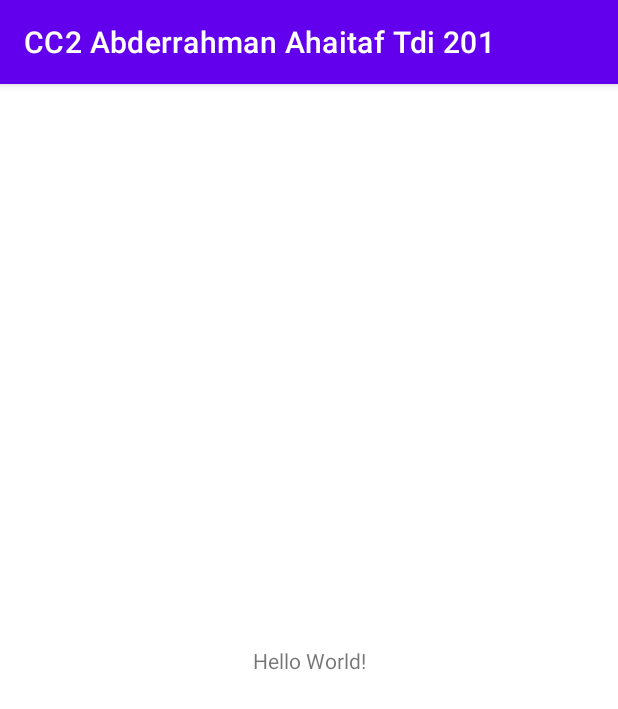
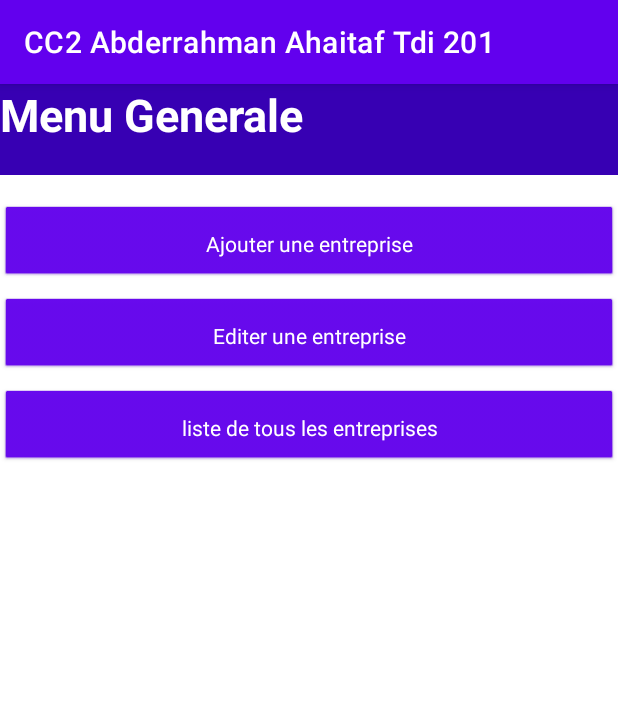
Before and after one commit to AbderrahmanAhaitaf/CC2AbderrahmanAhaitafTdi201, an Android app: the screen it shows after launch (MainActivity), on a phone screen of 412 x 824 dp. Shown: the top 709 px of the screen. Run offline under Robolectric (Android 15) with nearby library versions, the phone set to English and light mode, and no system bars.

Commit message:
Q6 et Q7

```diff
--- /dev/null
+++ b/app/src/main/res/drawable/test.xml
@@ -0,0 +1,6 @@
+<?xml version="1.0" encoding="utf-8"?>
+<shape xmlns:android="http://schemas.android.com/apk/res/android">
+    <solid android:color="#8912AA"/>
+    <corners android:radius="10dp"/>
+    <stroke android:width="2dp" android:color="#E6B34D"/>
+</shape>
--- a/app/src/main/res/layout/activity_main.xml
+++ b/app/src/main/res/layout/activity_main.xml
@@ -1,18 +1,50 @@
 <?xml version="1.0" encoding="utf-8"?>
-<androidx.constraintlayout.widget.ConstraintLayout xmlns:android="http://schemas.android.com/apk/res/android"
+<LinearLayout xmlns:android="http://schemas.android.com/apk/res/android"
     xmlns:app="http://schemas.android.com/apk/res-auto"
     xmlns:tools="http://schemas.android.com/tools"
     android:layout_width="match_parent"
     android:layout_height="match_parent"
+    android:orientation="vertical"
     tools:context=".MainActivity">
 
+
     <TextView
-        android:layout_width="wrap_content"
+        android:layout_width="match_parent"
         android:layout_height="wrap_content"
-        android:text="Hello World!"
-        app:layout_constraintBottom_toBottomOf="parent"
-        app:layout_constraintLeft_toLeftOf="parent"
-        app:layout_constraintRight_toRightOf="parent"
-        app:layout_constraintTop_toTopOf="parent" />
+        android:text="Menu Generale"
+        android:background="@color/purple_700"
+        android:paddingBottom="20dp"
+        android:textColor="@color/white"
+        android:textStyle="bold"
+        android:textSize="30sp"
+        />
 
-</androidx.constraintlayout.widget.ConstraintLayout>
+    <Button
+        android:layout_width="match_parent"
+        android:layout_marginTop="20dp"
+        android:text="@string/btn1"
+        android:id="@+id/btn1"
+        android:textColor="@color/white"
+        style="@style/button"
+
+        />
+    <Button
+        android:layout_width="match_parent"
+        android:text="@string/btn2"
+        android:id="@+id/btn2"
+        android:textColor="@color/white"
+        style="@style/button"
+
+
+        />
+    <Button
+        android:layout_width="match_parent"
+        android:text="@string/btn3"
+        android:id="@+id/btn3"
+        android:textColor="@color/white"
+        style="@style/button"
+        />
+
+
+
+</LinearLayout>
--- a/app/src/main/res/values/strings.xml
+++ b/app/src/main/res/values/strings.xml
@@ -1,3 +1,6 @@
 <resources>
     <string name="app_name">CC2 Abderrahman Ahaitaf Tdi 201</string>
+    <string name="btn1">Ajouter une entreprise</string>
+    <string name="btn2">Editer une entreprise</string>
+    <string name="btn3">liste de tous les entreprises</string>
 </resources>
--- /dev/null
+++ b/app/src/main/res/values/style.xml
@@ -0,0 +1,15 @@
+<resources>
+    <style name="button" parent="@android:style/Widget.Button">
+        <item name="android:layout_width">wrap_content</item>
+        <item name="android:layout_height">wrap_content</item>
+        <item name="android:textAllCaps">false</item>
+        <item name="android:layout_centerInParent">true</item>
+        <item name="android:padding">10dp</item>
+        <item name="android:layout_marginBottom">10dp</item>
+        <item name="color">#55DDBDDD</item>
+
+
+
+
+    </style>
+</resources>
```
Also changed, not shown: app/src/main/AndroidManifest.xml (+9 -0 lines), app/src/main/java/com/example/cc2abderrahmanahaitaftdi201/ajouter_entreprise.java (added, +14 -0 lines), app/src/main/java/com/example/cc2abderrahmanahaitaftdi201/editer_entreprise.java (added, +14 -0 lines), app/src/main/java/com/example/cc2abderrahmanahaitaftdi201/list_entreprise.java (added, +14 -0 lines), app/src/main/res/layout/activity_ajouter_entreprise.xml (added, +9 -0 lines), app/src/main/res/layout/activity_editer_entreprise.xml (added, +9 -0 lines), app/src/main/res/layout/activity_list_entreprise.xml (added, +9 -0 lines).
